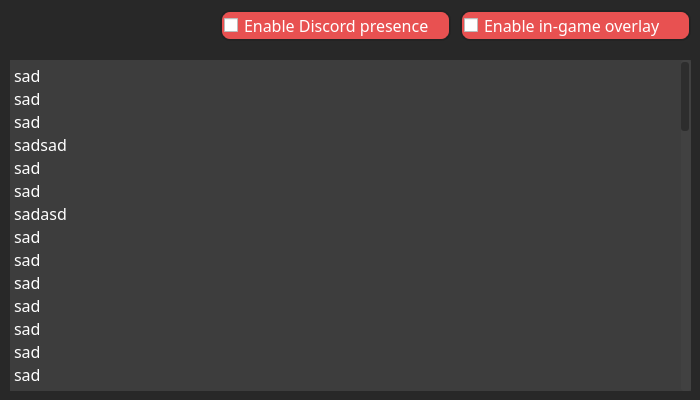
Old version of the form console.ui in the repository Haato3o/HunterPy.
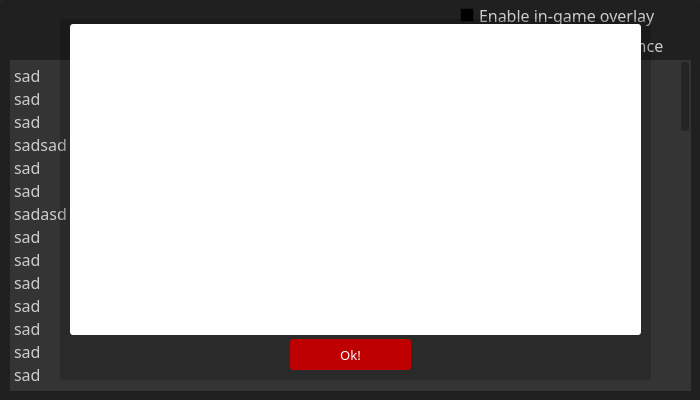
New version of the form. Icons and pictures are not drawn.

Patch:
```diff
--- a/console.ui
+++ b/console.ui
@@ -483,22 +483,7 @@
     <cursorShape>ArrowCursor</cursorShape>
    </property>
    <property name="styleSheet">
-    <string notr="true">QCheckBox {
-	border: 2px solid rgb(35, 35, 35);
-	padding: 2px 2px 2px 2px;
-	border-radius: 10px;
-	color: white;
-}
-QCheckBox:checked {
-	background-color: #58d142;
-}
-
-QCheckBox:unchecked {
-	background-color: #e85151;
-}
-QCheckBox:hover {
-	opacity: 50%;
-}</string>
+    <string notr="true"/>
    </property>
    <widget class="QScrollArea" name="ConsoleBox">
     <property name="enabled">
@@ -963,6 +948,9 @@
 QScrollBar::sub-line:vertical {
 	border: none;
 	background-color: none;
+}
+QScrollBar::handle:vertical:hover {
+	background-color: rgb(55, 55, 55)
 }</string>
     </property>
     <property name="frameShape">
@@ -997,12 +985,6 @@
      <property name="autoFillBackground">
       <bool>true</bool>
      </property>
-     <property name="styleSheet">
-      <string notr="true">QTextBrowser {
-	background-color: rgb(61, 61, 61);
-	color: white;
-}</string>
-     </property>
      <widget class="QTextBrowser" name="TextBox">
       <property name="geometry">
        <rect>
@@ -1027,7 +1009,10 @@
        <bool>false</bool>
       </property>
       <property name="styleSheet">
-       <string notr="true"/>
+       <string notr="true">QTextBrowser {
+	background-color: rgb(65, 65, 65);
+	color: white;
+}</string>
       </property>
       <property name="frameShape">
        <enum>QFrame::NoFrame</enum>
@@ -1121,7 +1106,7 @@
     <property name="geometry">
      <rect>
       <x>460</x>
-      <y>10</y>
+      <y>0</y>
       <width>231</width>
       <height>31</height>
      </rect>
@@ -1142,8 +1127,8 @@
    <widget class="QCheckBox" name="enableRichPresence">
     <property name="geometry">
      <rect>
-      <x>220</x>
-      <y>10</y>
+      <x>460</x>
+      <y>30</y>
       <width>231</width>
       <height>31</height>
      </rect>
@@ -1164,6 +1149,132 @@
      <string>Enable Discord presence</string>
     </property>
    </widget>
+   <widget class="QLabel" name="hunterPyLogo">
+    <property name="geometry">
+     <rect>
+      <x>10</x>
+      <y>5</y>
+      <width>211</width>
+      <height>51</height>
+     </rect>
+    </property>
+    <property name="text">
+     <string>&lt;html&gt;&lt;head/&gt;&lt;body&gt;&lt;p&gt;&lt;img src=&quot;:/Console/hunterPyConsole.png&quot;/&gt;&lt;/p&gt;&lt;/body&gt;&lt;/html&gt;</string>
+    </property>
+   </widget>
+   <widget class="QWidget" name="changelogWindow" native="true">
+    <property name="enabled">
+     <bool>true</bool>
+    </property>
+    <property name="geometry">
+     <rect>
+      <x>0</x>
+      <y>0</y>
+      <width>701</width>
+      <height>401</height>
+     </rect>
+    </property>
+    <property name="cursor">
+     <cursorShape>ArrowCursor</cursorShape>
+    </property>
+    <property name="styleSheet">
+     <string notr="true">QWidget {
+	background-color: rgba(0, 0, 0, 0.2);
+	border-radius: 3px;
+}
+QTextBrowser {
+	background-color: white;
+}
+QPushButton {
+	background-color: rgb(191, 0, 0);
+	color: white;
+	border-radius: 3px
+}
+QPushButton:hover {
+	background-color: rgb(154, 0, 0);
+}
+QScrollBar:vertical {
+	border-width: 1px;
+    background-color: white;
+	width: 10px;
+	padding-right: 2px;
+	border-radius: 3px;
+	padding-top: 2px;
+	padding-bottom: 2px;
+}
+QScrollBar::handle:vertical {
+	background-color: rgb(160, 160, 160);
+	min-width: 5px;
+	border-radius: 3px;
+}
+QScrollBar::add-page:vertical {
+	background-color: none;
+}
+QScrollBar::sub-page:vertical {
+	background-color: none;
+}
+QScrollBar::add-line:vertical {
+	border: none;
+	background-color: none;
+}
+QScrollBar::sub-line:vertical {
+	border: none;
+	background-color: none;
+}
+QScrollBar::handle:vertical:hover {
+	background-color: rgb(200, 200, 200);
+}</string>
+    </property>
+    <widget class="QWidget" name="changelogWindBG" native="true">
+     <property name="geometry">
+      <rect>
+       <x>60</x>
+       <y>19</y>
+       <width>591</width>
+       <height>361</height>
+      </rect>
+     </property>
+     <widget class="QPushButton" name="changeLogButton">
+      <property name="geometry">
+       <rect>
+        <x>230</x>
+        <y>320</y>
+        <width>121</width>
+        <height>31</height>
+       </rect>
+      </property>
+      <property name="font">
+       <font>
+        <family>MS Reference Sans Serif</family>
+        <pointsize>10</pointsize>
+       </font>
+      </property>
+      <property name="cursor">
+       <cursorShape>PointingHandCursor</cursorShape>
+      </property>
+      <property name="text">
+       <string>Ok!</string>
+      </property>
+     </widget>
+     <widget class="QTextBrowser" name="changelogText">
+      <property name="geometry">
+       <rect>
+        <x>10</x>
+        <y>5</y>
+        <width>571</width>
+        <height>311</height>
+       </rect>
+      </property>
+      <property name="html">
+       <string>&lt;!DOCTYPE HTML PUBLIC &quot;-//W3C//DTD HTML 4.0//EN&quot; &quot;http://www.w3.org/TR/REC-html40/strict.dtd&quot;&gt;
+&lt;html&gt;&lt;head&gt;&lt;meta name=&quot;qrichtext&quot; content=&quot;1&quot; /&gt;&lt;style type=&quot;text/css&quot;&gt;
+p, li { white-space: pre-wrap; }
+&lt;/style&gt;&lt;/head&gt;&lt;body style=&quot; font-family:'MS Shell Dlg 2'; font-size:8.25pt; font-weight:400; font-style:normal;&quot;&gt;
+&lt;p style=&quot;-qt-paragraph-type:empty; margin-top:0px; margin-bottom:0px; margin-left:0px; margin-right:0px; -qt-block-indent:0; text-indent:0px; font-size:8pt;&quot;&gt;&lt;br /&gt;&lt;/p&gt;&lt;/body&gt;&lt;/html&gt;</string>
+      </property>
+     </widget>
+    </widget>
+   </widget>
   </widget>
  </widget>
  <resources/>
```
Left out of the diff: 4 changed lines with no effect on the pictures.
